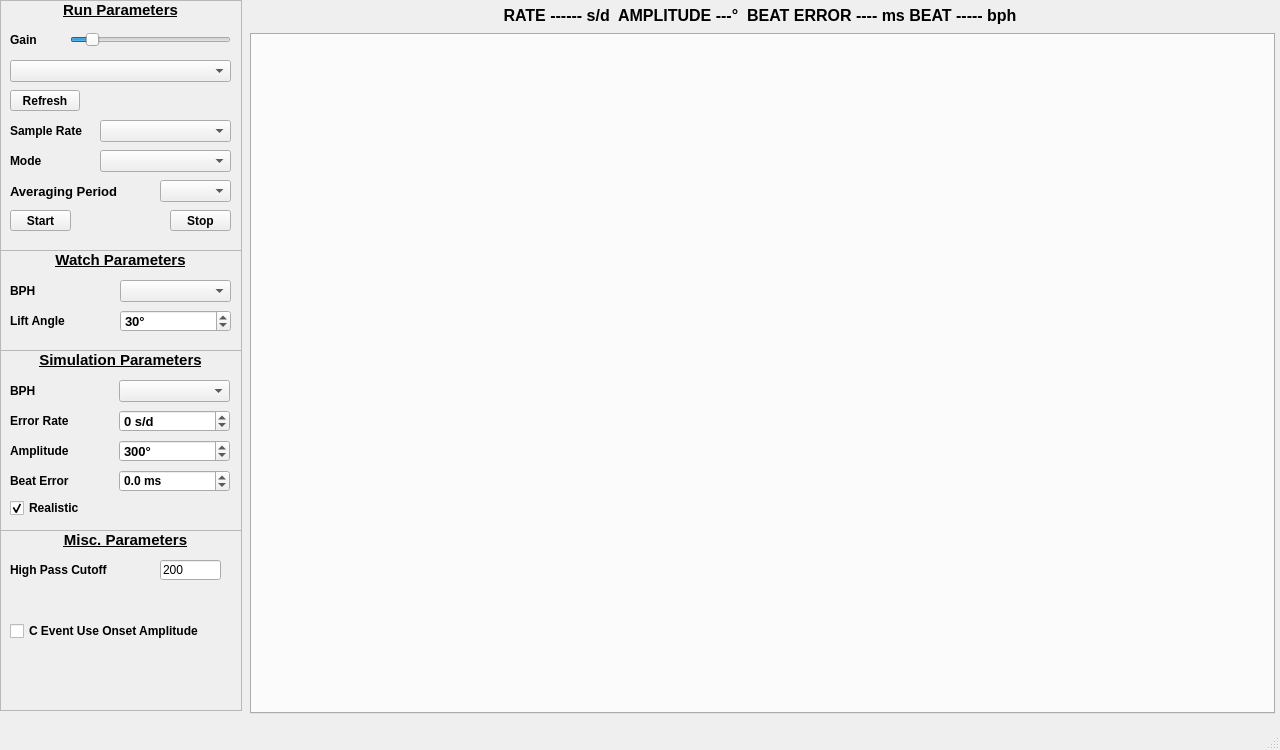
The window that src/ui/MainWindow.ui (jaehong179/architect_cmu) describes before a commit, drawn with Qt 5.
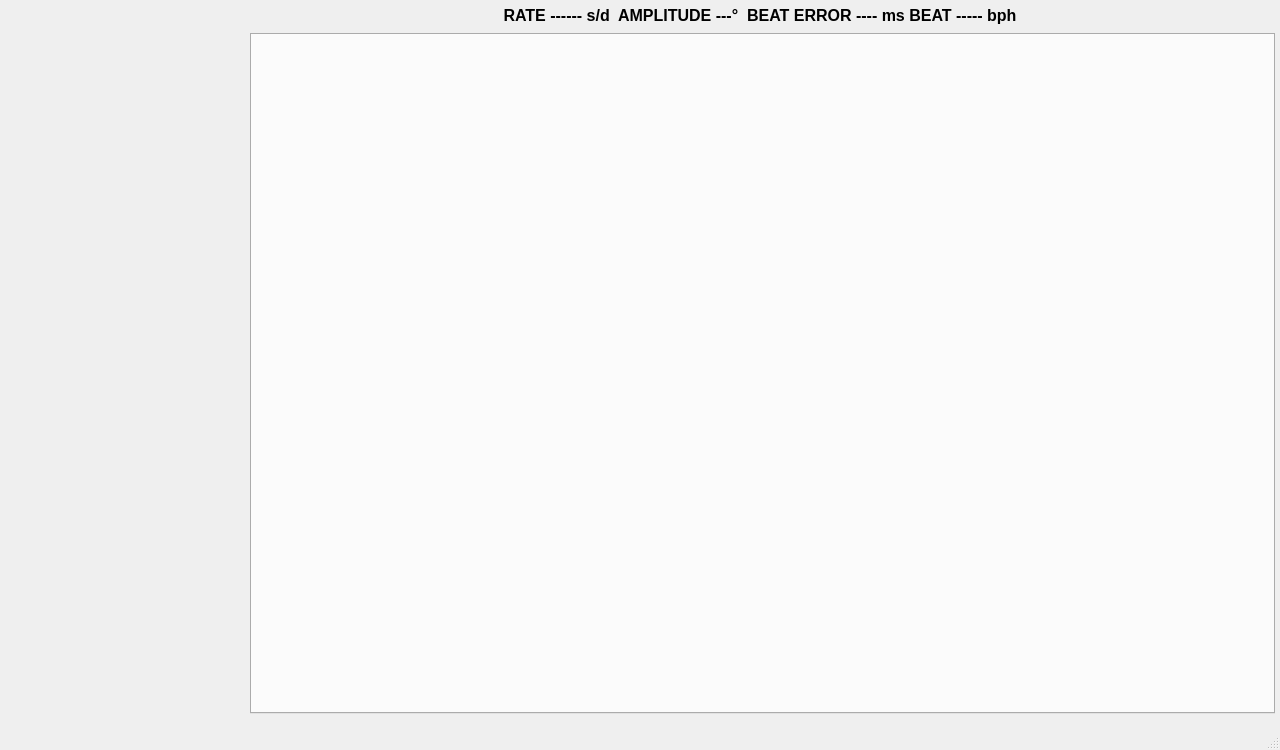
The same window after the commit.

Commit message: refactor: replace widget-based control panel with QQuickWidget and QML

Diff of the .ui file:
```diff
--- a/src/ui/MainWindow.ui
+++ b/src/ui/MainWindow.ui
@@ -20,351 +20,15 @@
    <string>MainWindow</string>
   </property>
   <widget class="QWidget" name="CentralWidget">
-   <widget class="QFrame" name="RunFrame">
+   <widget class="QWidget" name="ControlPanelPlaceholder" native="true">
     <property name="geometry">
      <rect>
       <x>0</x>
       <y>0</y>
       <width>242</width>
-      <height>251</height>
+      <height>750</height>
      </rect>
     </property>
-    <property name="frameShape">
-     <enum>QFrame::Shape::StyledPanel</enum>
-    </property>
-    <property name="frameShadow">
-     <enum>QFrame::Shadow::Raised</enum>
-    </property>
-    <widget class="QComboBox" name="InputDeviceComboBox">
-     <property name="geometry">
-      <rect>
-       <x>10</x>
-       <y>60</y>
-       <width>221</width>
-       <height>22</height>
-      </rect>
-     </property>
-     <property name="font">
-      <font>
-       <bold>true</bold>
-      </font>
-     </property>
-    </widget>
-    <widget class="QPushButton" name="RefreshPushButton">
-     <property name="geometry">
-      <rect>
-       <x>10</x>
-       <y>90</y>
-       <width>70</width>
-       <height>21</height>
-      </rect>
-     </property>
-     <property name="font">
-      <font>
-       <bold>true</bold>
-      </font>
-     </property>
-     <property name="text">
-      <string>Refresh</string>
-     </property>
-    </widget>
-    <widget class="QPushButton" name="StartPushButton">
-     <property name="geometry">
-      <rect>
-       <x>10</x>
-       <y>210</y>
-       <width>61</width>
-       <height>21</height>
-      </rect>
-     </property>
-     <property name="font">
-      <font>
-       <bold>true</bold>
-      </font>
-     </property>
-     <property name="text">
-      <string>Start</string>
-     </property>
-    </widget>
-    <widget class="QPushButton" name="StopPushButton">
-     <property name="enabled">
-      <bool>true</bool>
-     </property>
-     <property name="geometry">
-      <rect>
-       <x>170</x>
-       <y>210</y>
-       <width>61</width>
-       <height>21</height>
-      </rect>
-     </property>
-     <property name="font">
-      <font>
-       <bold>true</bold>
-      </font>
-     </property>
-     <property name="text">
-      <string>Stop</string>
-     </property>
-    </widget>
-    <widget class="QComboBox" name="SampleRatesComboBox">
-     <property name="geometry">
-      <rect>
-       <x>100</x>
-       <y>120</y>
-       <width>131</width>
-       <height>22</height>
-      </rect>
-     </property>
-     <property name="font">
-      <font>
-       <bold>true</bold>
-      </font>
-     </property>
-     <property name="currentIndex">
-      <number>-1</number>
-     </property>
-    </widget>
-    <widget class="QComboBox" name="AveragingPeriodComboBox">
-     <property name="geometry">
-      <rect>
-       <x>160</x>
-       <y>180</y>
-       <width>71</width>
-       <height>22</height>
-      </rect>
-     </property>
-     <property name="font">
-      <font>
-       <pointsize>10</pointsize>
-       <bold>true</bold>
-      </font>
-     </property>
-    </widget>
-    <widget class="QLabel" name="AveragingPeriodLabel">
-     <property name="geometry">
-      <rect>
-       <x>10</x>
-       <y>180</y>
-       <width>141</width>
-       <height>22</height>
-      </rect>
-     </property>
-     <property name="font">
-      <font>
-       <pointsize>10</pointsize>
-       <bold>true</bold>
-      </font>
-     </property>
-     <property name="text">
-      <string>Averaging Period</string>
-     </property>
-    </widget>
-    <widget class="QComboBox" name="ModeComboBox">
-     <property name="geometry">
-      <rect>
-       <x>100</x>
-       <y>150</y>
-       <width>131</width>
-       <height>22</height>
-      </rect>
-     </property>
-     <property name="font">
-      <font>
-       <bold>true</bold>
-      </font>
-     </property>
-     <property name="placeholderText">
-      <string/>
-     </property>
-    </widget>
-    <widget class="QLabel" name="ModeLabel">
-     <property name="geometry">
-      <rect>
-       <x>10</x>
-       <y>150</y>
-       <width>91</width>
-       <height>22</height>
-      </rect>
-     </property>
-     <property name="font">
-      <font>
-       <bold>true</bold>
-      </font>
-     </property>
-     <property name="text">
-      <string>Mode</string>
-     </property>
-    </widget>
-    <widget class="QLabel" name="RunParamLabel">
-     <property name="geometry">
-      <rect>
-       <x>0</x>
-       <y>0</y>
-       <width>241</width>
-       <height>20</height>
-      </rect>
-     </property>
-     <property name="font">
-      <font>
-       <pointsize>11</pointsize>
-       <bold>true</bold>
-       <underline>true</underline>
-      </font>
-     </property>
-     <property name="text">
-      <string>Run Parameters</string>
-     </property>
-     <property name="alignment">
-      <set>Qt::AlignmentFlag::AlignCenter</set>
-     </property>
-    </widget>
-    <widget class="QSlider" name="MicrophoneHorizontalSlider">
-     <property name="geometry">
-      <rect>
-       <x>70</x>
-       <y>30</y>
-       <width>161</width>
-       <height>20</height>
-      </rect>
-     </property>
-     <property name="maximum">
-      <number>1000</number>
-     </property>
-     <property name="value">
-      <number>100</number>
-     </property>
-     <property name="orientation">
-      <enum>Qt::Orientation::Horizontal</enum>
-     </property>
-    </widget>
-    <widget class="QLabel" name="GainLabel">
-     <property name="geometry">
-      <rect>
-       <x>10</x>
-       <y>30</y>
-       <width>41</width>
-       <height>20</height>
-      </rect>
-     </property>
-     <property name="font">
-      <font>
-       <bold>true</bold>
-      </font>
-     </property>
-     <property name="text">
-      <string>Gain</string>
-     </property>
-    </widget>
-    <widget class="QLabel" name="SampleRateLabel">
-     <property name="geometry">
-      <rect>
-       <x>10</x>
-       <y>120</y>
-       <width>91</width>
-       <height>22</height>
-      </rect>
-     </property>
-     <property name="font">
-      <font>
-       <bold>true</bold>
-      </font>
-     </property>
-     <property name="text">
-      <string>Sample Rate</string>
-     </property>
-    </widget>
-   </widget>
-   <widget class="QFrame" name="MiscFrame">
-    <property name="geometry">
-     <rect>
-      <x>0</x>
-      <y>530</y>
-      <width>242</width>
-      <height>181</height>
-     </rect>
-    </property>
-    <property name="frameShape">
-     <enum>QFrame::Shape::StyledPanel</enum>
-    </property>
-    <property name="frameShadow">
-     <enum>QFrame::Shadow::Raised</enum>
-    </property>
-    <widget class="QLineEdit" name="HighLineEdit">
-     <property name="geometry">
-      <rect>
-       <x>160</x>
-       <y>30</y>
-       <width>61</width>
-       <height>20</height>
-      </rect>
-     </property>
-     <property name="inputMask">
-      <string>99999</string>
-     </property>
-     <property name="text">
-      <string>200</string>
-     </property>
-    </widget>
-    <widget class="QLabel" name="HighPassLabel">
-     <property name="geometry">
-      <rect>
-       <x>10</x>
-       <y>30</y>
-       <width>121</width>
-       <height>20</height>
-      </rect>
-     </property>
-     <property name="font">
-      <font>
-       <bold>true</bold>
-      </font>
-     </property>
-     <property name="text">
-      <string>High Pass Cutoff</string>
-     </property>
-    </widget>
-    <widget class="QCheckBox" name="UseConsetCheckBox">
-     <property name="geometry">
-      <rect>
-       <x>10</x>
-       <y>90</y>
-       <width>231</width>
-       <height>22</height>
-      </rect>
-     </property>
-     <property name="font">
-      <font>
-       <bold>true</bold>
-      </font>
-     </property>
-     <property name="text">
-      <string>C Event Use Onset Amplitude</string>
-     </property>
-    </widget>
-    <widget class="QLabel" name="MiscLabel">
-     <property name="geometry">
-      <rect>
-       <x>0</x>
-       <y>0</y>
-       <width>251</width>
-       <height>20</height>
-      </rect>
-     </property>
-     <property name="font">
-      <font>
-       <pointsize>11</pointsize>
-       <bold>true</bold>
-       <underline>true</underline>
-      </font>
-     </property>
-     <property name="text">
-      <string>Misc. Parameters</string>
-     </property>
-     <property name="alignment">
-      <set>Qt::AlignmentFlag::AlignCenter</set>
-     </property>
-    </widget>
    </widget>
    <widget class="QLabel" name="Results">
     <property name="geometry">
@@ -388,263 +52,6 @@
      <set>Qt::AlignmentFlag::AlignCenter</set>
     </property>
    </widget>
-   <widget class="QFrame" name="SimFrame">
-    <property name="geometry">
-     <rect>
-      <x>0</x>
-      <y>350</y>
-      <width>242</width>
-      <height>181</height>
-     </rect>
-    </property>
-    <property name="frameShape">
-     <enum>QFrame::Shape::StyledPanel</enum>
-    </property>
-    <property name="frameShadow">
-     <enum>QFrame::Shadow::Raised</enum>
-    </property>
-    <widget class="QComboBox" name="SimBPHComboBox">
-     <property name="geometry">
-      <rect>
-       <x>119</x>
-       <y>30</y>
-       <width>111</width>
-       <height>22</height>
-      </rect>
-     </property>
-     <property name="font">
-      <font>
-       <bold>true</bold>
-      </font>
-     </property>
-    </widget>
-    <widget class="QLabel" name="SimBphLabel">
-     <property name="geometry">
-      <rect>
-       <x>10</x>
-       <y>30</y>
-       <width>71</width>
-       <height>22</height>
-      </rect>
-     </property>
-     <property name="font">
-      <font>
-       <bold>true</bold>
-      </font>
-     </property>
-     <property name="text">
-      <string>BPH</string>
-     </property>
-    </widget>
-    <widget class="QLabel" name="SimAmpLabel">
-     <property name="geometry">
-      <rect>
-       <x>10</x>
-       <y>90</y>
-       <width>91</width>
-       <height>22</height>
-      </rect>
-     </property>
-     <property name="font">
-      <font>
-       <bold>true</bold>
-      </font>
-     </property>
-     <property name="text">
-      <string>Amplitude</string>
-     </property>
-    </widget>
-    <widget class="QSpinBox" name="SimAmplitudeSpinBox">
-     <property name="geometry">
-      <rect>
-       <x>119</x>
-       <y>90</y>
-       <width>111</width>
-       <height>22</height>
-      </rect>
-     </property>
-     <property name="font">
-      <font>
-       <pointsize>10</pointsize>
-       <bold>true</bold>
-      </font>
-     </property>
-     <property name="wrapping">
-      <bool>true</bool>
-     </property>
-     <property name="readOnly">
-      <bool>false</bool>
-     </property>
-     <property name="keyboardTracking">
-      <bool>true</bool>
-     </property>
-     <property name="suffix">
-      <string>°</string>
-     </property>
-     <property name="minimum">
-      <number>100</number>
-     </property>
-     <property name="maximum">
-      <number>360</number>
-     </property>
-     <property name="value">
-      <number>300</number>
-     </property>
-     <property name="displayIntegerBase">
-      <number>10</number>
-     </property>
-    </widget>
-    <widget class="QLabel" name="SimBeatErrorLabel">
-     <property name="geometry">
-      <rect>
-       <x>10</x>
-       <y>120</y>
-       <width>91</width>
-       <height>22</height>
-      </rect>
-     </property>
-     <property name="font">
-      <font>
-       <bold>true</bold>
-      </font>
-     </property>
-     <property name="text">
-      <string>Beat Error</string>
-     </property>
-    </widget>
-    <widget class="QDoubleSpinBox" name="SimBeatErrorSpinBox">
-     <property name="geometry">
-      <rect>
-       <x>119</x>
-       <y>120</y>
-       <width>111</width>
-       <height>22</height>
-      </rect>
-     </property>
-     <property name="font">
-      <font>
-       <bold>true</bold>
-      </font>
-     </property>
-     <property name="suffix">
-      <string> ms</string>
-     </property>
-     <property name="decimals">
-      <number>1</number>
-     </property>
-     <property name="minimum">
-      <double>-10.000000000000000</double>
-     </property>
-     <property name="maximum">
-      <double>10.000000000000000</double>
-     </property>
-     <property name="singleStep">
-      <double>0.100000000000000</double>
-     </property>
-    </widget>
-    <widget class="QCheckBox" name="RealisticCheckBox">
-     <property name="geometry">
-      <rect>
-       <x>10</x>
-       <y>150</y>
-       <width>91</width>
-       <height>16</height>
-      </rect>
-     </property>
-     <property name="font">
-      <font>
-       <bold>true</bold>
-      </font>
-     </property>
-     <property name="text">
-      <string>Realistic</string>
-     </property>
-     <property name="checked">
-      <bool>true</bool>
-     </property>
-    </widget>
-    <widget class="QSpinBox" name="SimErrorRateSpinBox">
-     <property name="geometry">
-      <rect>
-       <x>119</x>
-       <y>60</y>
-       <width>111</width>
-       <height>22</height>
-      </rect>
-     </property>
-     <property name="font">
-      <font>
-       <pointsize>10</pointsize>
-       <bold>true</bold>
-      </font>
-     </property>
-     <property name="wrapping">
-      <bool>true</bool>
-     </property>
-     <property name="readOnly">
-      <bool>false</bool>
-     </property>
-     <property name="keyboardTracking">
-      <bool>true</bool>
-     </property>
-     <property name="suffix">
-      <string> s/d</string>
-     </property>
-     <property name="minimum">
-      <number>-999</number>
-     </property>
-     <property name="maximum">
-      <number>999</number>
-     </property>
-     <property name="value">
-      <number>0</number>
-     </property>
-     <property name="displayIntegerBase">
-      <number>10</number>
-     </property>
-    </widget>
-    <widget class="QLabel" name="SimErrorRateLabel">
-     <property name="geometry">
-      <rect>
-       <x>10</x>
-       <y>60</y>
-       <width>71</width>
-       <height>22</height>
-      </rect>
-     </property>
-     <property name="font">
-      <font>
-       <bold>true</bold>
-      </font>
-     </property>
-     <property name="text">
-      <string>Error Rate</string>
-     </property>
-    </widget>
-    <widget class="QLabel" name="SimParamLabel">
-     <property name="geometry">
-      <rect>
-       <x>0</x>
-       <y>0</y>
-       <width>241</width>
-       <height>20</height>
-      </rect>
-     </property>
-     <property name="font">
-      <font>
-       <pointsize>11</pointsize>
-       <bold>true</bold>
-       <underline>true</underline>
-      </font>
-     </property>
-     <property name="text">
-      <string>Simulation Parameters</string>
-     </property>
-     <property name="alignment">
-      <set>Qt::AlignmentFlag::AlignCenter</set>
-     </property>
-    </widget>
-   </widget>
    <widget class="QTabWidget" name="GraphicsTabWidget">
     <property name="geometry">
      <rect>
@@ -663,137 +70,6 @@
      <number>0</number>
     </property>
    </widget>
-   <widget class="QFrame" name="WatchFrame">
-    <property name="geometry">
-     <rect>
-      <x>0</x>
-      <y>250</y>
-      <width>242</width>
-      <height>101</height>
-     </rect>
-    </property>
-    <property name="frameShape">
-     <enum>QFrame::Shape::StyledPanel</enum>
-    </property>
-    <property name="frameShadow">
-     <enum>QFrame::Shadow::Raised</enum>
-    </property>
-    <widget class="QLabel" name="LiftAngleLabel">
-     <property name="geometry">
-      <rect>
-       <x>10</x>
-       <y>60</y>
-       <width>71</width>
-       <height>22</height>
-      </rect>
-     </property>
-     <property name="font">
-      <font>
-       <pointsize>9</pointsize>
-       <bold>true</bold>
-      </font>
-     </property>
-     <property name="text">
-      <string>Lift Angle</string>
-     </property>
-    </widget>
-    <widget class="QSpinBox" name="LiftAngleSpinBox">
-     <property name="geometry">
-      <rect>
-       <x>120</x>
-       <y>60</y>
-       <width>111</width>
-       <height>22</height>
-      </rect>
-     </property>
-     <property name="font">
-      <font>
-       <pointsize>10</pointsize>
-       <bold>true</bold>
-      </font>
-     </property>
-     <property name="wrapping">
-      <bool>true</bool>
-     </property>
-     <property name="readOnly">
-      <bool>false</bool>
-     </property>
-     <property name="keyboardTracking">
-      <bool>true</bool>
-     </property>
-     <property name="suffix">
-      <string>°</string>
-     </property>
-     <property name="minimum">
-      <number>30</number>
-     </property>
-     <property name="maximum">
-      <number>70</number>
-     </property>
-     <property name="value">
-      <number>30</number>
-     </property>
-     <property name="displayIntegerBase">
-      <number>10</number>
-     </property>
-    </widget>
-    <widget class="QComboBox" name="BPHComboBox">
-     <property name="geometry">
-      <rect>
-       <x>120</x>
-       <y>30</y>
-       <width>111</width>
-       <height>22</height>
-      </rect>
-     </property>
-     <property name="font">
-      <font>
-       <bold>true</bold>
-      </font>
-     </property>
-    </widget>
-    <widget class="QLabel" name="WatchBphLabel">
-     <property name="geometry">
-      <rect>
-       <x>10</x>
-       <y>30</y>
-       <width>41</width>
-       <height>22</height>
-      </rect>
-     </property>
-     <property name="font">
-      <font>
-       <bold>true</bold>
-      </font>
-     </property>
-     <property name="text">
-      <string>BPH</string>
-     </property>
-    </widget>
-    <widget class="QLabel" name="WatchParamLabel">
-     <property name="geometry">
-      <rect>
-       <x>0</x>
-       <y>0</y>
-       <width>241</width>
-       <height>20</height>
-      </rect>
-     </property>
-     <property name="font">
-      <font>
-       <pointsize>11</pointsize>
-       <bold>true</bold>
-       <underline>true</underline>
-      </font>
-     </property>
-     <property name="text">
-      <string>Watch Parameters</string>
-     </property>
-     <property name="alignment">
-      <set>Qt::AlignmentFlag::AlignCenter</set>
-     </property>
-    </widget>
-   </widget>
   </widget>
   <widget class="QMenuBar" name="menubar">
    <property name="geometry">
```
The commit also changes 5 other files.
